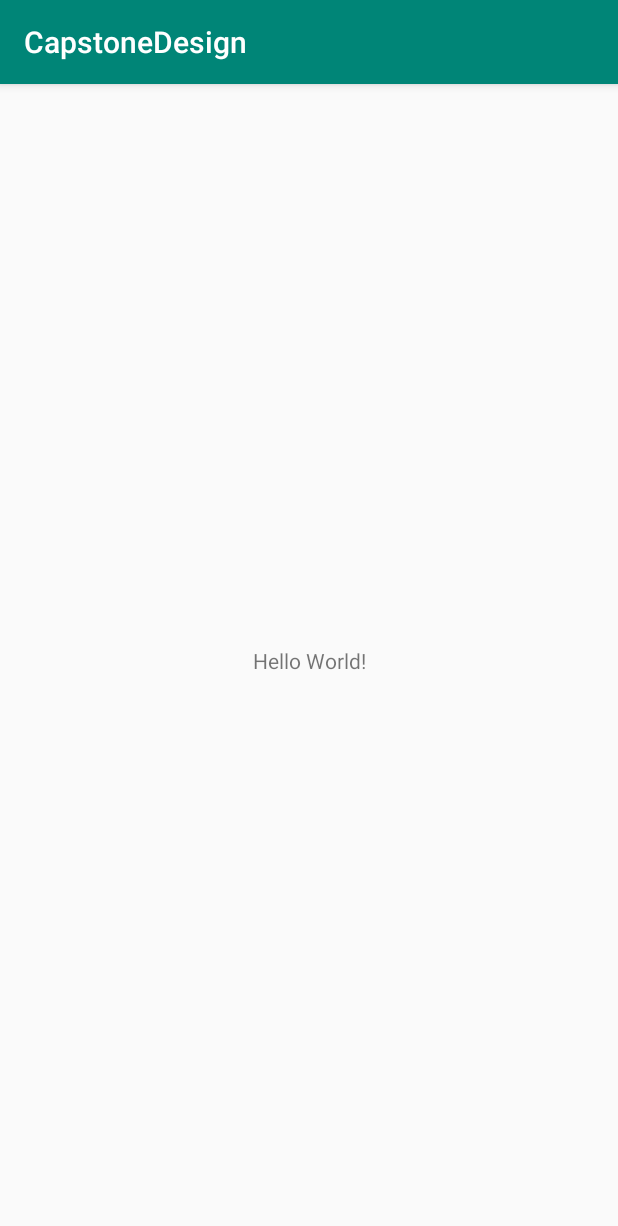
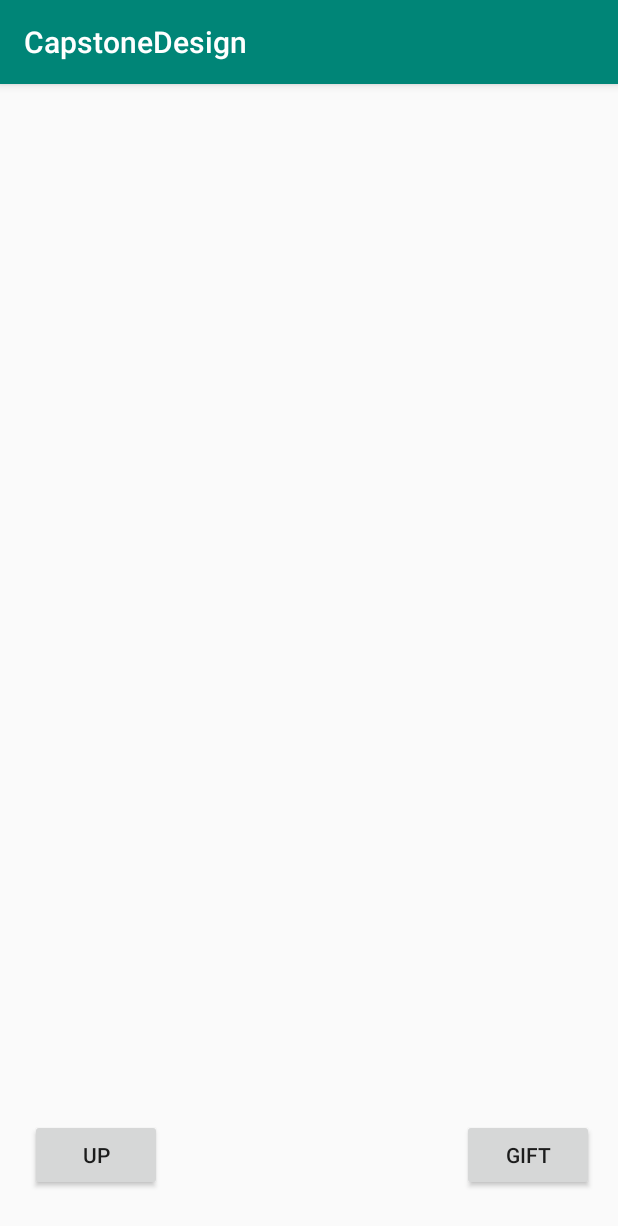
Before and after one commit to pkoi5088/2020_1_Capstone, an Android app: the screen it shows after launch (MainActivity), on a phone screen of 412 x 824 dp. Shown: the top 1226 px of the screen. Run offline under Robolectric (Android 15) with nearby library versions, the phone set to English and light mode, and no system bars.

Commit message:
뇌정지 on..

```diff
--- a/CapstoneDesign/app/build.gradle
+++ b/CapstoneDesign/app/build.gradle
@@ -30,4 +30,9 @@ dependencies {
     testImplementation 'junit:junit:4.12'
     androidTestImplementation 'com.android.support.test:runner:1.0.2'
     androidTestImplementation 'com.android.support.test.espresso:espresso-core:3.0.2'
+
+    implementation 'com.android.support:recyclerview-v7:28.0.0'
+    implementation 'com.android.support:cardview-v7:28.0.0'
+    implementation 'com.android.support:support-v4:28.0.0'
+    implementation 'com.android.support:design:28.0.0'
 }
--- a/CapstoneDesign/app/src/main/java/com/example/capstonedesign/MainActivity.kt
+++ b/CapstoneDesign/app/src/main/java/com/example/capstonedesign/MainActivity.kt
@@ -2,11 +2,17 @@ package com.example.capstonedesign
 
 import android.support.v7.app.AppCompatActivity
 import android.os.Bundle
+import android.os.PersistableBundle
+import android.widget.EditText
+//import kotlinx.android.synthetic.main.activity_main
 
 class MainActivity : AppCompatActivity() {
-
     override fun onCreate(savedInstanceState: Bundle?) {
         super.onCreate(savedInstanceState)
         setContentView(R.layout.activity_main)
     }
+
+    override fun onResume() {
+        super.onResume()
+    }
 }
--- a/CapstoneDesign/app/src/main/res/layout/activity_main.xml
+++ b/CapstoneDesign/app/src/main/res/layout/activity_main.xml
@@ -1,19 +1,42 @@
 <?xml version="1.0" encoding="utf-8"?>
-<android.support.constraint.ConstraintLayout
-        xmlns:android="http://schemas.android.com/apk/res/android"
+<android.support.constraint.ConstraintLayout xmlns:android="http://schemas.android.com/apk/res/android"
+        xmlns:app="http://schemas.android.com/apk/res-auto"
         xmlns:tools="http://schemas.android.com/tools"
-        xmlns:app="http://schemas.android.com/apk/res-auto"
         android:layout_width="match_parent"
         android:layout_height="match_parent"
         tools:context=".MainActivity">
 
     <TextView
+            android:id="@+id/moneyView"
             android:layout_width="wrap_content"
             android:layout_height="wrap_content"
-            android:text="Hello World!"
+            android:text=""
+            android:textSize="24sp"
             app:layout_constraintBottom_toBottomOf="parent"
-            app:layout_constraintLeft_toLeftOf="parent"
-            app:layout_constraintRight_toRightOf="parent"
-            app:layout_constraintTop_toTopOf="parent"/>
+            app:layout_constraintEnd_toEndOf="parent"
+            app:layout_constraintHorizontal_bias="0.498"
+            app:layout_constraintStart_toStartOf="parent"
+            app:layout_constraintTop_toTopOf="parent" />
 
+    <Button
+            android:id="@+id/moneyUp"
+            android:layout_width="wrap_content"
+            android:layout_height="wrap_content"
+            android:layout_marginStart="16dp"
+            android:layout_marginEnd="196dp"
+            android:layout_marginBottom="30dp"
+            android:text="Up"
+            app:layout_constraintBottom_toBottomOf="parent"
+            app:layout_constraintEnd_toStartOf="@+id/giftButton"
+            app:layout_constraintStart_toStartOf="parent" />
+
+    <Button
+            android:id="@+id/giftButton"
+            android:layout_width="wrap_content"
+            android:layout_height="wrap_content"
+            android:layout_marginEnd="16dp"
+            android:layout_marginBottom="30dp"
+            android:text="GIFT"
+            app:layout_constraintBottom_toBottomOf="parent"
+            app:layout_constraintEnd_toEndOf="parent" />
 </android.support.constraint.ConstraintLayout>
```
Also changed, not shown: CapstoneDesign/app/src/main/java/com/example/capstonedesign/GiftActivity.kt (added, +96 -0 lines), CapstoneDesign/app/src/main/java/com/example/capstonedesign/PostDbHelper.kt (added, +43 -0 lines), CapstoneDesign/app/src/main/res/layout/activity_gift.xml (added, +23 -0 lines), CapstoneDesign/app/src/main/res/layout/card.xml (added, +55 -0 lines).
